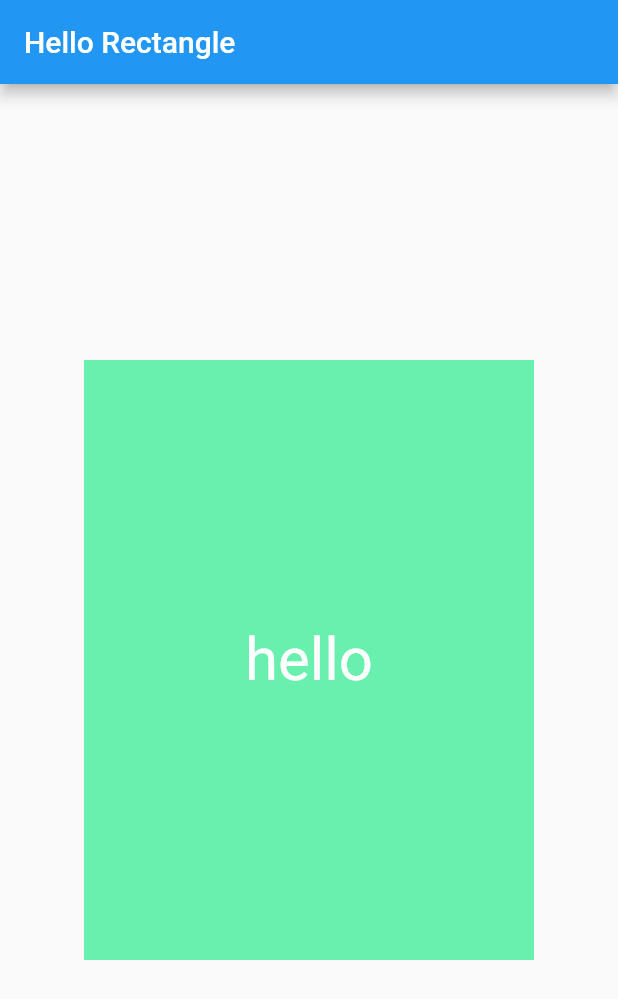
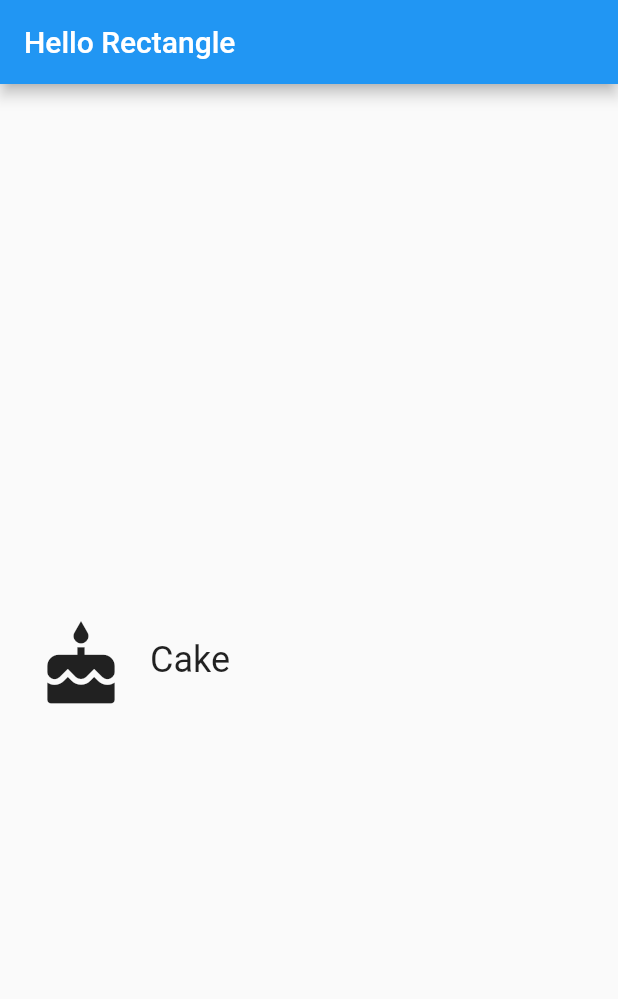
Before and after one commit to xuefengyang/StudyFlutter, a Flutter app: the screen it shows after launch, on a phone screen of 412 x 824 dp. Shown: the top 999 px of the screen. Run offline on Flutter 3.47's test engine with Material 2 defaults, Android fonts, the phone set to English and light mode, and no system bars.

Commit message:
complete first custom widget

```diff
--- a/lib/main.dart
+++ b/lib/main.dart
@@ -1,4 +1,5 @@
 import 'package:flutter/material.dart';
+import 'package:meta/meta.dart';
 
 class HelloRectangle extends StatelessWidget {
   @override
@@ -11,7 +12,7 @@ class HelloRectangle extends StatelessWidget {
         child: Center(
           child: Text(
             "hello",
-            style: TextStyle(fontSize: 40.0,color: Colors.white),
+            style: TextStyle(fontSize: 40.0, color: Colors.white),
           ),
         ),
       ),
@@ -19,11 +20,10 @@ class HelloRectangle extends StatelessWidget {
   }
 }
 
-final _rowheight = 10.0;
+final _rowheight = 100.0;
 final _boderRadius = BorderRadius.circular(_rowheight / 2);
 
 class Category extends StatelessWidget {
-
   final String name;
   final ColorSwatch color;
   final IconData iconLocation;
@@ -33,14 +33,16 @@ class Category extends StatelessWidget {
     @required this.name,
     @required this.color,
     @required this.iconLocation,
-  }) : assert(name != null),
+  })  : assert(name != null),
         assert(color != null),
         assert(iconLocation != null),
         super(key: key);
 
   @override
   Widget build(BuildContext context) {
-    return Container(
+    return Material(
+      color: Colors.transparent,
+      child: Container(
         height: _rowheight,
         child: InkWell(
           borderRadius: _boderRadius,
@@ -56,8 +58,20 @@ class Category extends StatelessWidget {
               children: [
                 Padding(
                   padding: EdgeInsets.all(16.0),
-              )
+                  child: Icon(
+                    iconLocation,
+                    size: 60.0,
+                  ),
+                ),
+                Center(
+                  child: Text(
+                    name,
+                    textAlign: TextAlign.center,
+                    style: Theme.of(context).textTheme.headline,
+                  ),
+                ),
               ],
+            ),
           ),
         ),
       ),
@@ -73,7 +87,12 @@ void main() {
         appBar: AppBar(
           title: Text("Hello Rectangle"),
         ),
-        body: HelloRectangle(),
+        body: Center(
+          child: Category(
+              name: "Cake",
+              color: Colors.lightBlueAccent,
+              iconLocation: Icons.cake),
+        ),
       ),
     ),
   );
--- a/pubspec.yaml
+++ b/pubspec.yaml
@@ -36,6 +36,9 @@ flutter:
   # included with your application, so that you can use the icons in
   # the material Icons class.
   uses-material-design: true
+  assets:
+   - assets/sign.png
+
 
   # To add assets to your application, add an assets section, like this:
   # assets:
```
Lines whose indentation alone changed are shown as unchanged.
